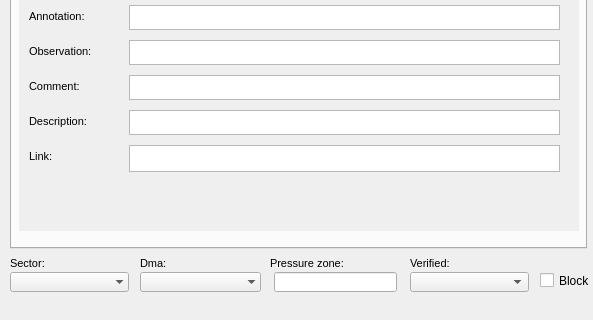
First picture: the form in ui/ws_arc.ui, repository Giswater/giswater_qgis_plugin, before the edit; both pictures show x 0 to 593 and y 288 to 608 of the 593 by 608 pixel window.
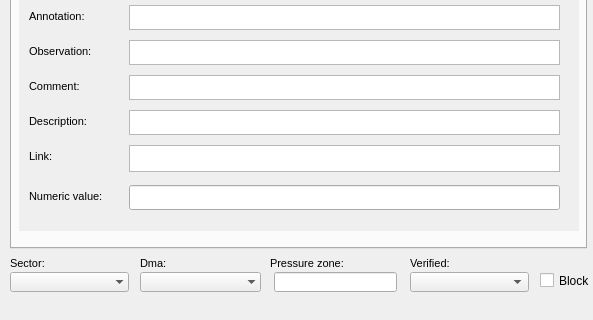
Second picture: the form after the edit. The open tabs and pages were chosen to show the change.

What changed in the file:
```diff
--- a/ui/ws_arc.ui
+++ b/ui/ws_arc.ui
@@ -1061,6 +1061,55 @@
         </rect>
        </property>
       </widget>
+      <widget class="QLineEdit" name="num_value">
+       <property name="geometry">
+        <rect>
+         <x>110</x>
+         <y>320</y>
+         <width>431</width>
+         <height>25</height>
+        </rect>
+       </property>
+       <property name="echoMode">
+        <enum>QLineEdit::Normal</enum>
+       </property>
+      </widget>
+      <widget class="QLabel" name="label_num_value">
+       <property name="geometry">
+        <rect>
+         <x>10</x>
+         <y>320</y>
+         <width>90</width>
+         <height>22</height>
+        </rect>
+       </property>
+       <property name="font">
+        <font>
+         <pointsize>8</pointsize>
+        </font>
+       </property>
+       <property name="frameShape">
+        <enum>QFrame::NoFrame</enum>
+       </property>
+       <property name="frameShadow">
+        <enum>QFrame::Plain</enum>
+       </property>
+       <property name="text">
+        <string>Numeric value:</string>
+       </property>
+       <property name="textFormat">
+        <enum>Qt::AutoText</enum>
+       </property>
+       <property name="scaledContents">
+        <bool>false</bool>
+       </property>
+       <property name="alignment">
+        <set>Qt::AlignLeading|Qt::AlignLeft|Qt::AlignVCenter</set>
+       </property>
+       <property name="margin">
+        <number>3</number>
+       </property>
+      </widget>
      </widget>
     </widget>
    </widget>
```
Left out of the diff: 18 changed lines with no effect on the pictures.
